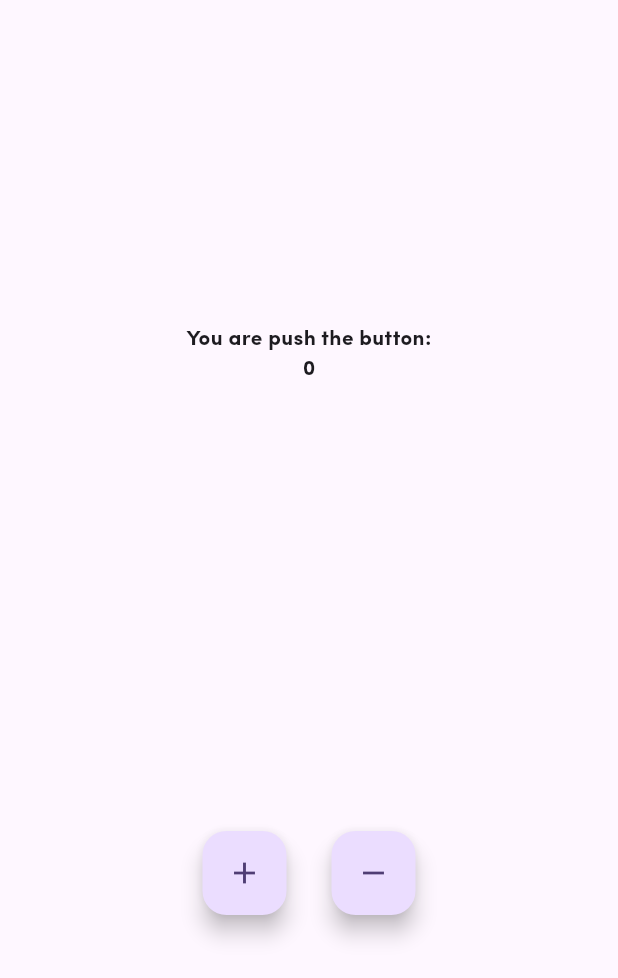
After one commit to sm-aminul-islam/Blood_Finder_Project, a Flutter app: the CountChanges screen opened directly, after a tap on the "add" icon, after a tap on the "remove" icon, on a phone screen of 412 x 824 dp. The commit adds this screen. Shown: the top 978 px of the screen. Run offline on Flutter 3.47's test engine with Material 2 defaults, Android fonts, the phone set to English and light mode, and no system bars; our stand-ins replace flutter_riverpod, flutter_svg, riverpod, shared_preferences; missing offline and left inert: dart:ffi, flutter_phone_direct_caller; accounts and stored records are empty; generated files the repository leaves out were written again.

Commit message:
changeNotifier in progress

```diff
--- /dev/null
+++ b/blood_finder/lib/changeNotifierExample/changeNotifierCounter.dart
@@ -0,0 +1,51 @@
+import 'dart:developer';
+
+import 'package:blood_finder/changeNotifierExample/count.dart';
+import 'package:flutter/material.dart';
+import 'package:flutter_riverpod/flutter_riverpod.dart';
+
+class CountChanges extends StatelessWidget {
+  const CountChanges({super.key});
+
+  @override
+  Widget build(BuildContext context) {
+    return SafeArea(
+      child: Scaffold(
+        body: Column(
+          mainAxisAlignment: MainAxisAlignment.center,
+          children: [
+            Text("You are push the button:"),
+            Consumer(builder: (context, WidgetRef ref, child) {
+              final cnt = ref.watch(counter);
+              cnt.nameInit(["A+", "B+"]);
+              return Text('${cnt.count}');
+            }),
+            SizedBox(
+              height: 300,
+            ),
+            Row(
+              mainAxisAlignment: MainAxisAlignment.center,
+              children: [
+                Consumer(builder: (context, WidgetRef ref, child) {
+                  return FloatingActionButton(
+                    onPressed: () => ref.read(counter.notifier).increment(),
+                    child: Icon(Icons.add),
+                  );
+                }),
+                SizedBox(
+                  width: 30,
+                ),
+                Consumer(builder: (context, WidgetRef ref, child) {
+                  return FloatingActionButton(
+                    onPressed: () => ref.read(counter.notifier).decrement(),
+                    child: Icon(Icons.remove),
+                  );
+                }),
+              ],
+            )
+          ],
+        ),
+      ),
+    );
+  }
+}
--- /dev/null
+++ b/blood_finder/lib/changeNotifierExample/count.dart
@@ -0,0 +1,35 @@
+import 'package:flutter/material.dart';
+import 'package:flutter_riverpod/flutter_riverpod.dart';
+
+class Counter with ChangeNotifier {
+  int count = 0;
+  List<String> bloodList = [
+    "A+",
+    "O+",
+    "B+",
+    "AB+",
+    "A-",
+    "O-",
+    "B-",
+    "AB-",
+  ];
+
+  void increment() {
+    count++;
+    notifyListeners();
+  }
+
+  void nameInit(List<String> allGrop) {
+    bloodList = allGrop;
+    notifyListeners();
+  }
+
+  void decrement() {
+    count--;
+    notifyListeners();
+  }
+}
+
+final counter = ChangeNotifierProvider((ref) {
+  return Counter();
+});
--- a/blood_finder/pubspec.yaml
+++ b/blood_finder/pubspec.yaml
@@ -47,6 +47,7 @@ dependencies:
   shared_preferences: ^2.2.0
   http: ^1.1.0
   json_annotation: ^4.8.1
+  flutter_riverpod:
 
 dev_dependencies:
   flutter_test:
```
Also changed, not shown: blood_finder/lib/controller/bloodGroupController.dart (added, +25 -0 lines), blood_finder/lib/main.dart (+9 -1 lines), blood_finder/pubspec.lock.
